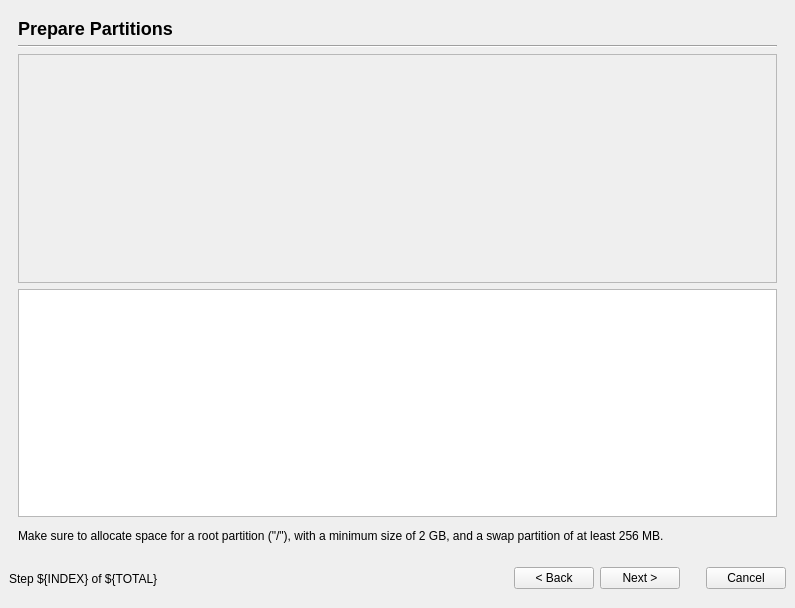
First picture: the form in ubiquity/frontend/liveinstaller.ui, repository chenhan1218/ubiquity, before the edit.
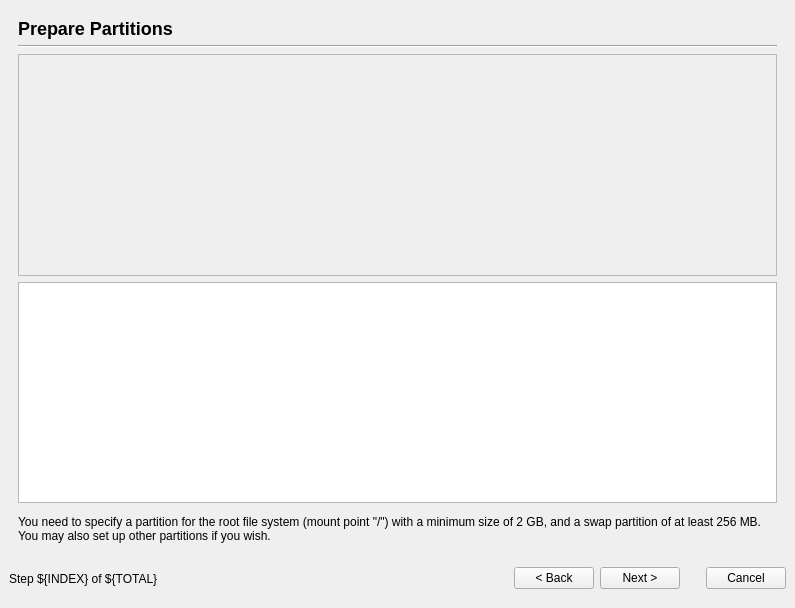
Second picture: the form after the edit. The open tabs and pages were chosen to show the change. Icons and pictures are not drawn.

Commit message: * Adjust ubiquity/text/partition_help, ubiquity/text/finished_label,   debian/intro-alpha.txt, and debian/intro-beta.txt to avoid the   grammatical error "make sure to" (LP: #86284).

Diff of the .ui file:
```diff
--- a/ubiquity/frontend/liveinstaller.ui
+++ b/ubiquity/frontend/liveinstaller.ui
@@ -752,7 +752,7 @@
        <item row="5" column="0" >
         <widget class="QLabel" name="partition_help" >
          <property name="text" >
-          <string>Make sure to allocate space for a root partition ("/"), with a minimum size of 2 GB, and a swap partition of at least 256 MB.</string>
+          <string>You need to specify a partition for the root file system (mount point "/") with a minimum size of 2 GB, and a swap partition of at least 256 MB. You may also set up other partitions if you wish.</string>
          </property>
          <property name="alignment" >
           <set>Qt::AlignVCenter</set>
```
The commit also changes 82 other files.
